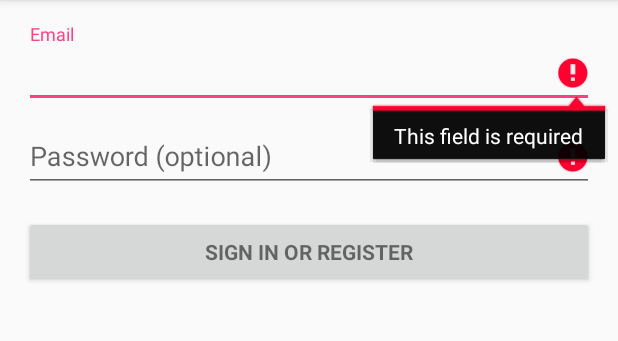
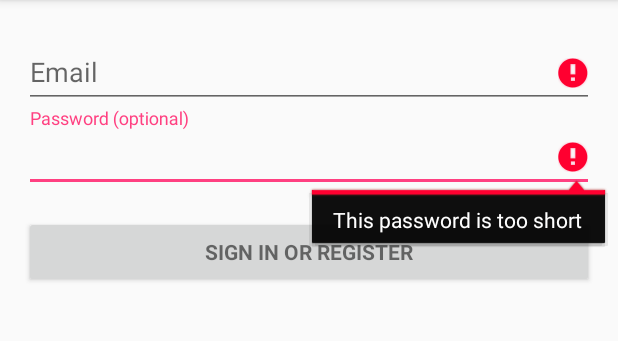
Before and after one commit to MarcinMoskala/MVTest, an Android app: the screen it shows after launch (LoginActivity), after a tap on "SIGN IN OR REGISTER", on a phone screen of 412 x 824 dp, the part 84-425 px from its top. Run offline under Robolectric (Android 15) with nearby library versions, the phone set to English and light mode, and no system bars; libraries missing offline, so code that uses them is left out: rx.android.schedulers, rx.schedulers.

Commit message:
MVC Split

```diff
--- a/app/build.gradle
+++ b/app/build.gradle
@@ -1,5 +1,6 @@
 apply plugin: 'com.android.application'
 apply plugin: 'kotlin-android'
+apply plugin: 'kotlin-android-extensions'
 
 android {
     compileSdkVersion 25
--- /dev/null
+++ b/app/src/main/java/com/mvtest/marcinmoskala/mvtest/EmailController.kt
@@ -0,0 +1,24 @@
+package com.mvtest.marcinmoskala.mvtest
+
+import android.widget.EditText
+
+class EmailController(val emailView: EditText) {
+
+    fun value() = emailView.text.toString()
+
+    fun validate(): Boolean {
+        val email = value()
+        val emailErrorId = getEmailErrorId(email)
+        emailView.setErrorId(emailErrorId)
+        if(emailErrorId != null) emailView.requestFocus()
+        return emailErrorId == null
+    }
+
+    private fun getEmailErrorId(email: String) = when {
+        email.isEmpty() -> R.string.error_field_required
+        !isEmailValid(email) -> R.string.error_invalid_email
+        else -> null
+    }
+
+    private fun isEmailValid(email: String): Boolean = email.contains("@")
+}
--- a/app/src/main/java/com/mvtest/marcinmoskala/mvtest/LoginActivity.kt
+++ b/app/src/main/java/com/mvtest/marcinmoskala/mvtest/LoginActivity.kt
@@ -1,63 +1,25 @@
 package com.mvtest.marcinmoskala.mvtest
 
-import android.animation.Animator
-import android.animation.AnimatorListenerAdapter
-import android.annotation.TargetApi
-import android.content.pm.PackageManager
-import android.support.design.widget.Snackbar
+import android.os.Bundle
 import android.support.v7.app.AppCompatActivity
-import android.app.LoaderManager.LoaderCallbacks
-
-import android.content.CursorLoader
-import android.content.Loader
-import android.database.Cursor
-import android.net.Uri
-import android.os.AsyncTask
-
-import android.os.Build
-import android.os.Bundle
-import android.provider.ContactsContract
-import android.text.TextUtils
-import android.view.KeyEvent
 import android.view.View
-import android.view.View.OnClickListener
-import android.view.inputmethod.EditorInfo
-import android.widget.ArrayAdapter
-import android.widget.AutoCompleteTextView
-import android.widget.Button
-import android.widget.EditText
-import android.widget.TextView
-
-import java.util.ArrayList
-
-import android.Manifest.permission.READ_CONTACTS
+import kotlinx.android.synthetic.main.activity_login.*
 
 class LoginActivity : AppCompatActivity() {
 
-    private val emailView: AutoCompleteTextView by bindView(R.id.email)
-    private val passwordView: EditText by bindView(R.id.password)
-    private val progressView: View by bindView(R.id.login_progress)
-    private val loginFormView: View by bindView(R.id.login_form)
-    private val emailSignInButton: Button by bindView(R.id.email_sign_in_button)
-
-    val controller by lazy { LoginController(this, emailView, passwordView) }
+    val emailController by lazy { EmailController(emailView) }
+    val passwordController by lazy { PasswordController(passwordView) }
+    val loginController by lazy { LoginController(this, emailController, passwordController) }
 
     override fun onCreate(savedInstanceState: Bundle?) {
         super.onCreate(savedInstanceState)
         setContentView(R.layout.activity_login)
-        passwordView.setOnEditorActionListener(TextView.OnEditorActionListener { _, id, _ ->
-            if (id == R.id.login || id == EditorInfo.IME_NULL) {
-                controller.attemptLogin()
-                return@OnEditorActionListener true
-            }
-            false
-        })
-        emailSignInButton.setOnClickListener { controller.attemptLogin() }
+        emailSignInButton.setOnClickListener { loginController.attemptLogin() }
     }
 
     override fun onDestroy() {
         super.onDestroy()
-        controller.onDestroy()
+        loginController.onDestroy()
     }
 
     fun showProgress(show: Boolean) {
--- a/app/src/main/java/com/mvtest/marcinmoskala/mvtest/LoginController.kt
+++ b/app/src/main/java/com/mvtest/marcinmoskala/mvtest/LoginController.kt
@@ -1,12 +1,8 @@
 package com.mvtest.marcinmoskala.mvtest
 
-import android.text.TextUtils
-import android.view.View
-import android.widget.EditText
 import rx.Subscription
-import kotlin.coroutines.experimental.EmptyCoroutineContext.plus
 
-class LoginController(val view: LoginActivity, val emailView: EditText, val passwordView: EditText) {
+class LoginController(val view: LoginActivity, val emailController: EmailController, val passwordController: PasswordController) {
 
     val loginRepository by LoginRepository.lazyGet()
     var subscriptions: List<Subscription> = emptyList()
@@ -16,23 +12,14 @@ class LoginController(val view: LoginActivity, val emailView: EditText, val pass
     }
 
     fun attemptLogin() {
-        val email = emailView.text.toString()
-        val password = passwordView.text.toString()
-
-        val passwordErrorId = getPasswordErrorId(password)
-        passwordView.setErrorId(passwordErrorId)
-
-        val emailErrorId = getEmailErrorId(email)
-        emailView.setErrorId(emailErrorId)
-
-        when {
-            emailErrorId != null -> emailView.requestFocus()
-            passwordErrorId != null -> passwordView.requestFocus()
-            else -> sendLoginRequest(email, password)
-        }
+        val emailIsValid = emailController.validate()
+        val passwordIsValid = passwordController.validate()
+        if(emailIsValid && passwordIsValid) sendLoginRequest()
     }
 
-    private fun sendLoginRequest(email: String, password: String) {
+    private fun sendLoginRequest() {
+        val email = emailController.value()
+        val password = passwordController.value()
         subscriptions += loginRepository.attemptLogin(email, password)
                 .applySchedulers()
                 .smartSubscribe(
@@ -42,23 +29,4 @@ class LoginController(val view: LoginActivity, val emailView: EditText, val pass
                         onFinish = { view.showProgress(false) }
                 )
     }
-
-    private fun getEmailErrorId(email: String) = when {
-        email.isEmpty() -> R.string.error_field_required
-        !isEmailValid(email) -> R.string.error_invalid_email
-        else -> null
-    }
-
-    private fun getPasswordErrorId(email: String) = when {
-        email.isEmpty() || isPasswordValid(email) -> R.string.error_invalid_password
-        else -> null
-    }
-
-    private fun isEmailValid(email: String): Boolean {
-        return email.contains("@")
-    }
-
-    private fun isPasswordValid(password: String): Boolean {
-        return password.length > 4
-    }
 }
--- /dev/null
+++ b/app/src/main/java/com/mvtest/marcinmoskala/mvtest/PasswordController.kt
@@ -0,0 +1,23 @@
+package com.mvtest.marcinmoskala.mvtest
+
+import android.widget.EditText
+
+class PasswordController(val passwordView: EditText) {
+
+    fun value() = passwordView.text.toString()
+
+    fun validate(): Boolean {
+        val password = value()
+        val passwordErrorId = getPasswordErrorId(password)
+        passwordView.setErrorId(passwordErrorId)
+        if(passwordErrorId != null) passwordView.requestFocus()
+        return passwordErrorId == null
+    }
+
+    private fun getPasswordErrorId(password: String) = when {
+        password.isEmpty() || isPasswordValid(password) -> R.string.error_invalid_password
+        else -> null
+    }
+
+    private fun isPasswordValid(password: String): Boolean = password.length > 4
+}
--- a/app/src/main/java/com/mvtest/marcinmoskala/mvtest/Utills.kt
+++ b/app/src/main/java/com/mvtest/marcinmoskala/mvtest/Utills.kt
@@ -1,6 +1,5 @@
 package com.mvtest.marcinmoskala.mvtest
 
-import android.app.Activity
 import android.content.Context
 import android.support.annotation.IdRes
 import android.support.v7.app.AppCompatActivity
--- a/app/src/main/res/layout/activity_login.xml
+++ b/app/src/main/res/layout/activity_login.xml
@@ -12,7 +12,7 @@
 
     <!-- Login progress -->
     <ProgressBar
-        android:id="@+id/login_progress"
+        android:id="@+id/progressView"
         style="?android:attr/progressBarStyleLarge"
         android:layout_width="wrap_content"
         android:layout_height="wrap_content"
@@ -20,7 +20,7 @@
         android:visibility="gone" />
 
     <ScrollView
-        android:id="@+id/login_form"
+        android:id="@+id/loginFormView"
         android:layout_width="match_parent"
         android:layout_height="match_parent">
 
@@ -35,7 +35,7 @@
                 android:layout_height="wrap_content">
 
                 <AutoCompleteTextView
-                    android:id="@+id/email"
+                    android:id="@+id/emailView"
                     android:layout_width="match_parent"
                     android:layout_height="wrap_content"
                     android:hint="@string/prompt_email"
@@ -49,7 +49,7 @@
                 android:layout_height="wrap_content">
 
                 <EditText
-                    android:id="@+id/password"
+                    android:id="@+id/passwordView"
                     android:layout_width="match_parent"
                     android:layout_height="wrap_content"
                     android:hint="@string/prompt_password"
@@ -62,7 +62,7 @@
             </android.support.design.widget.TextInputLayout>
 
             <Button
-                android:id="@+id/email_sign_in_button"
+                android:id="@+id/emailSignInButton"
                 style="?android:textAppearanceSmall"
                 android:layout_width="match_parent"
                 android:layout_height="wrap_content"
```
